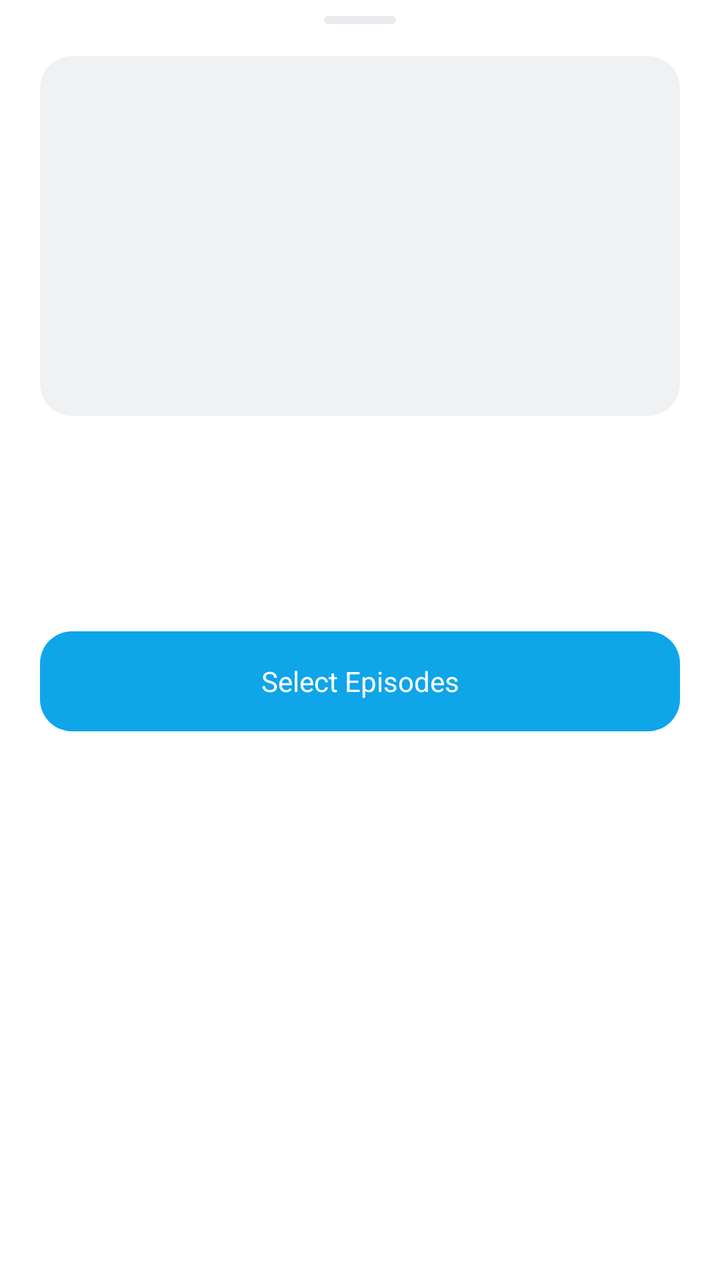
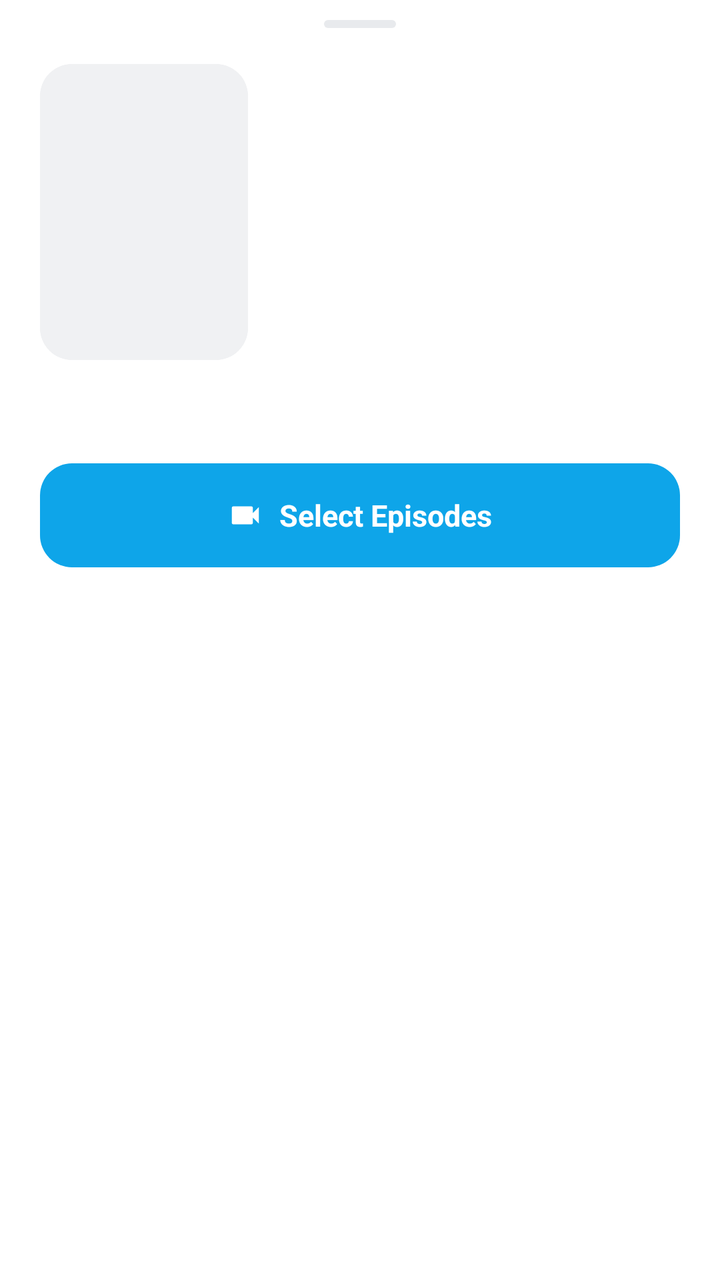

Before-and-after screenshots of an Android layout around one commit, followed by the original layout XML and the change that was made.
<!-- AndroidManifest.xml: application theme Theme.MiruDL -->
<!-- res/layout/bottom_sheet_detail.xml -->
<?xml version="1.0" encoding="utf-8"?>
<LinearLayout xmlns:android="http://schemas.android.com/apk/res/android"
    xmlns:app="http://schemas.android.com/apk/res-auto"
    android:layout_width="match_parent"
    android:layout_height="wrap_content"
    android:orientation="vertical"
    android:background="@color/surface"
    android:paddingHorizontal="20dp"
    android:paddingTop="8dp"
    android:paddingBottom="20dp">

    <View
        android:layout_width="36dp"
        android:layout_height="4dp"
        android:layout_gravity="center_horizontal"
        android:layout_marginBottom="16dp"
        android:background="@drawable/bg_chip" />

    <androidx.cardview.widget.CardView
        android:layout_width="match_parent"
        android:layout_height="180dp"
        app:cardCornerRadius="16dp"
        app:cardElevation="0dp"
        app:cardBackgroundColor="@color/surface_variant">

        <ImageView
            android:id="@+id/detail_thumb"
            android:layout_width="match_parent"
            android:layout_height="match_parent"
            android:scaleType="centerCrop" />

    </androidx.cardview.widget.CardView>

    <TextView
        android:id="@+id/detail_title"
        android:layout_width="match_parent"
        android:layout_height="wrap_content"
        android:textColor="@color/text_primary"
        android:textSize="18sp"
        android:layout_marginTop="14dp" />

    <TextView
        android:id="@+id/detail_info"
        android:layout_width="match_parent"
        android:layout_height="wrap_content"
        android:textColor="@color/text_secondary"
        android:textSize="13sp"
        android:layout_marginTop="4dp" />

    <TextView
        android:id="@+id/detail_description"
        android:layout_width="match_parent"
        android:layout_height="wrap_content"
        android:textColor="@color/text_tertiary"
        android:textSize="13sp"
        android:layout_marginTop="12dp"
        android:maxLines="5"
        android:ellipsize="end" />

    <TextView
        android:id="@+id/btn_view_episodes"
        android:layout_width="match_parent"
        android:layout_height="50dp"
        android:gravity="center"
        android:text="@string/select_episodes"
        android:textColor="@color/on_primary"
        android:background="@drawable/btn_primary"
        android:layout_marginTop="18dp"
        android:clickable="true"
        android:focusable="true" />

</LinearLayout>
<!-- resources referenced by this layout -->
<resources>
  <color name="on_primary">#FFFFFF</color>
  <color name="surface">#FFFFFF</color>
  <color name="surface_variant">#F0F1F3</color>
  <color name="text_primary">#202124</color>
  <color name="text_secondary">#5F6368</color>
  <color name="text_tertiary">#80868B</color>
  <!-- drawable bg_chip (drawable) -->
  <shape xmlns:android="http://schemas.android.com/apk/res/android">
      <solid android:color="@color/surface_high" />
      <corners android:radius="8dp" />
  </shape>
  <!-- drawable btn_primary (drawable) -->
  <ripple xmlns:android="http://schemas.android.com/apk/res/android"
      android:color="@color/on_primary">
      <item android:id="@android:id/mask">
          <shape android:shape="rectangle">
              <solid android:color="@android:color/white" />
              <corners android:radius="16dp" />
          </shape>
      </item>
      <item>
          <shape android:shape="rectangle">
              <solid android:color="@color/primary" />
              <corners android:radius="16dp" />
          </shape>
      </item>
  </ripple>
  <string name="select_episodes">Select Episodes</string>
  <style name="Theme.MiruDL" parent="Theme.MaterialComponents.DayNight.NoActionBar">
          <item name="colorPrimary">@color/primary</item>
          <item name="colorPrimaryDark">@color/background</item>
          <item name="colorAccent">@color/primary</item>
          <item name="colorOnPrimary">@color/on_primary</item>
          <item name="android:windowBackground">@color/background</item>
          <item name="android:statusBarColor">@color/background</item>
          <item name="android:navigationBarColor">@color/background</item>
          <item name="android:windowLightStatusBar">true</item>
          <item name="windowActionModeOverlay">true</item>
          <item name="spinnerStyle">@style/Widget.MiruDL.Spinner</item>
          <item name="android:fontFamily">sans-serif</item>
      </style>
  <color name="surface_high">#E8EAED</color>
  <color name="primary">#0EA5E9</color>
  <color name="background">#F8F9FA</color>
  <style name="Widget.MiruDL.Spinner" parent="Widget.AppCompat.Spinner">
          <item name="android:background">@drawable/bg_input</item>
      </style>
  <!-- drawable bg_input (drawable) -->
  <shape xmlns:android="http://schemas.android.com/apk/res/android">
      <solid android:color="@color/surface_variant" />
      <corners android:radius="14dp" />
  </shape>
</resources>

<!-- the commit's change to res/layout/bottom_sheet_detail.xml (unified diff, before → after) -->
@@ -6,46 +6,67 @@
     android:orientation="vertical"
     android:background="@color/surface"
     android:paddingHorizontal="20dp"
-    android:paddingTop="8dp"
-    android:paddingBottom="20dp">
+    android:paddingTop="10dp"
+    android:paddingBottom="24dp">
 
     <View
         android:layout_width="36dp"
         android:layout_height="4dp"
         android:layout_gravity="center_horizontal"
-        android:layout_marginBottom="16dp"
+        android:layout_marginBottom="18dp"
         android:background="@drawable/bg_chip" />
 
-    <androidx.cardview.widget.CardView
-        android:layout_width="match_parent"
-        android:layout_height="180dp"
-        app:cardCornerRadius="16dp"
-        app:cardElevation="0dp"
-        app:cardBackgroundColor="@color/surface_variant">
-
-        <ImageView
-            android:id="@+id/detail_thumb"
-            android:layout_width="match_parent"
-            android:layout_height="match_parent"
-            android:scaleType="centerCrop" />
-
-    </androidx.cardview.widget.CardView>
-
-    <TextView
-        android:id="@+id/detail_title"
+    <LinearLayout
         android:layout_width="match_parent"
         android:layout_height="wrap_content"
-        android:textColor="@color/text_primary"
-        android:textSize="18sp"
-        android:layout_marginTop="14dp" />
+        android:orientation="horizontal">
 
-    <TextView
-        android:id="@+id/detail_info"
-        android:layout_width="match_parent"
-        android:layout_height="wrap_content"
-        android:textColor="@color/text_secondary"
-        android:textSize="13sp"
-        android:layout_marginTop="4dp" />
+        <androidx.cardview.widget.CardView
+            android:layout_width="104dp"
+            android:layout_height="148dp"
+            app:cardCornerRadius="16dp"
+            app:cardElevation="0dp"
+            app:cardBackgroundColor="@color/surface_variant">
+
+            <ImageView
+                android:id="@+id/detail_thumb"
+                android:layout_width="match_parent"
+                android:layout_height="match_parent"
+                android:background="@drawable/bg_thumb_placeholder"
+                android:scaleType="centerCrop" />
+
+        </androidx.cardview.widget.CardView>
+
+        <LinearLayout
+            android:layout_width="0dp"
+            android:layout_height="match_parent"
+            android:layout_weight="1"
+            android:layout_marginStart="16dp"
+            android:orientation="vertical"
+            android:gravity="center_vertical">
+
+            <TextView
+                android:id="@+id/detail_title"
+                android:layout_width="match_parent"
+                android:layout_height="wrap_content"
+                android:textColor="@color/text_primary"
+                android:textSize="18sp"
+                android:textStyle="bold"
+                android:maxLines="3"
+                android:ellipsize="end"
+                android:lineSpacingExtra="2dp" />
+
+            <TextView
+                android:id="@+id/detail_info"
+                android:layout_width="match_parent"
+                android:layout_height="wrap_content"
+                android:textColor="@color/text_secondary"
+                android:textSize="13sp"
+                android:layout_marginTop="6dp" />
+
+        </LinearLayout>
+
+    </LinearLayout>
 
     <TextView
         android:id="@+id/detail_description"
@@ -53,20 +74,37 @@
         android:layout_height="wrap_content"
         android:textColor="@color/text_tertiary"
         android:textSize="13sp"
-        android:layout_marginTop="12dp"
+        android:lineSpacingExtra="2dp"
+        android:layout_marginTop="14dp"
         android:maxLines="5"
         android:ellipsize="end" />
 
-    <TextView
+    <LinearLayout
         android:id="@+id/btn_view_episodes"
         android:layout_width="match_parent"
-        android:layout_height="50dp"
+        android:layout_height="52dp"
         android:gravity="center"
-        android:text="@string/select_episodes"
-        android:textColor="@color/on_primary"
+        android:orientation="horizontal"
         android:background="@drawable/btn_primary"
-        android:layout_marginTop="18dp"
+        android:layout_marginTop="20dp"
         android:clickable="true"
-        android:focusable="true" />
+        android:focusable="true">
+
+        <ImageView
+            android:layout_width="18dp"
+            android:layout_height="18dp"
+            android:layout_marginEnd="8dp"
+            android:src="@drawable/ic_video"
+            android:tint="@color/on_primary" />
+
+        <TextView
+            android:layout_width="wrap_content"
+            android:layout_height="wrap_content"
+            android:text="@string/select_episodes"
+            android:textColor="@color/on_primary"
+            android:textSize="15sp"
+            android:textStyle="bold" />
+
+    </LinearLayout>
 
 </LinearLayout>
<!-- resource entries referenced after the edit -->
@@ -10,6 +10,10 @@
   <shape xmlns:android="http://schemas.android.com/apk/res/android">
       <solid android:color="@color/surface_high" />
       <corners android:radius="8dp" />
+  </shape>
+  <!-- drawable bg_thumb_placeholder (drawable) -->
+  <shape xmlns:android="http://schemas.android.com/apk/res/android">
+      <solid android:color="@color/surface_variant" />
   </shape>
   <!-- drawable btn_primary (drawable) -->
   <ripple xmlns:android="http://schemas.android.com/apk/res/android"
@@ -27,6 +31,13 @@
           </shape>
       </item>
   </ripple>
+  <!-- drawable ic_video (drawable) -->
+  <vector xmlns:android="http://schemas.android.com/apk/res/android"
+      android:width="24dp" android:height="24dp"
+      android:viewportWidth="24" android:viewportHeight="24">
+      <path android:fillColor="#FFFFFF"
+          android:pathData="M17,10.5V7c0,-0.55 -0.45,-1 -1,-1H4c-0.55,0 -1,0.45 -1,1v10c0,0.55 0.45,1 1,1h12c0.55,0 1,-0.45 1,-1v-3.5l4,4v-11l-4,4z" />
+  </vector>
   <string name="select_episodes">Select Episodes</string>
   <style name="Theme.MiruDL" parent="Theme.MaterialComponents.DayNight.NoActionBar">
           <item name="colorPrimary">@color/primary</item>
